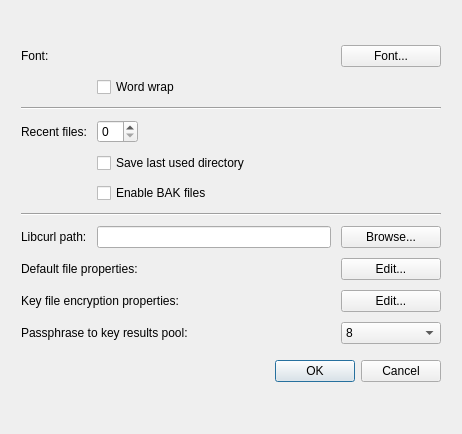
Above: qt_ui/preferences_dialog.ui from evpo/EncryptPad before the change. Below: the same form after it.
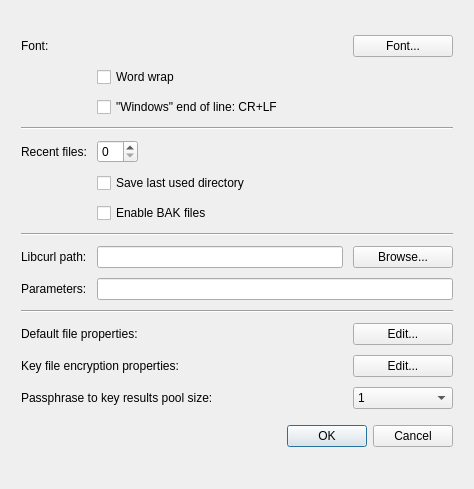
That is the form after the change.

Commit message: 1. Customizable file parameters. 2. Customizable key encryption. 3. Saved S2K results. 4. Refactoring. Needs testing.

Patch:
```diff
--- a/qt_ui/preferences_dialog.ui
+++ b/qt_ui/preferences_dialog.ui
@@ -6,8 +6,8 @@
    <rect>
     <x>0</x>
     <y>0</y>
-    <width>462</width>
-    <height>434</height>
+    <width>474</width>
+    <height>489</height>
    </rect>
   </property>
   <property name="minimumSize">
@@ -16,6 +16,12 @@
     <height>326</height>
    </size>
   </property>
+  <property name="maximumSize">
+   <size>
+    <width>474</width>
+    <height>503</height>
+   </size>
+  </property>
   <property name="windowTitle">
    <string>Preferences</string>
   </property>
@@ -37,7 +43,20 @@
      <property name="spacing">
       <number>10</number>
      </property>
-     <item row="9" column="0" colspan="2">
+     <item row="9" column="0">
+      <widget class="QLabel" name="label_7">
+       <property name="toolTip">
+        <string>Libcurl command line parameters</string>
+       </property>
+       <property name="text">
+        <string>Parameters:</string>
+       </property>
+       <property name="buddy">
+        <cstring>uiLibcurlParameters</cstring>
+       </property>
+      </widget>
+     </item>
+     <item row="12" column="0" colspan="2">
       <layout class="QHBoxLayout" name="horizontalLayout_4">
        <item>
         <widget class="QLabel" name="label_6">
@@ -64,21 +83,21 @@
        </property>
       </widget>
      </item>
-     <item row="7" column="2">
+     <item row="8" column="2">
       <widget class="QPushButton" name="uiLibcurlBrowse">
        <property name="text">
         <string>Browse...</string>
        </property>
       </widget>
      </item>
-     <item row="6" column="0" colspan="3">
+     <item row="7" column="0" colspan="3">
       <widget class="Line" name="line_2">
        <property name="orientation">
         <enum>Qt::Horizontal</enum>
        </property>
       </widget>
      </item>
-     <item row="5" column="1" colspan="2">
+     <item row="6" column="1" colspan="2">
       <widget class="QCheckBox" name="uiEnableBakFiles">
        <property name="text">
         <string>Enable BAK files</string>
@@ -107,7 +126,10 @@
        </property>
       </widget>
      </item>
-     <item row="4" column="1" colspan="2">
+     <item row="8" column="1">
+      <widget class="QLineEdit" name="uiLibcurl"/>
+     </item>
+     <item row="5" column="1" colspan="2">
       <widget class="QCheckBox" name="uiLastUsedDirectory">
        <property name="toolTip">
         <string>Retain last used directory between EncryptPad sessions</string>
@@ -117,7 +139,7 @@
        </property>
       </widget>
      </item>
-     <item row="3" column="1">
+     <item row="4" column="1">
       <layout class="QHBoxLayout" name="layout_2">
        <property name="spacing">
         <number>0</number>
@@ -160,17 +182,14 @@
        </property>
       </widget>
      </item>
-     <item row="7" column="1">
-      <widget class="QLineEdit" name="uiLibcurl"/>
-     </item>
-     <item row="2" column="0" colspan="3">
+     <item row="3" column="0" colspan="3">
       <widget class="Line" name="line">
        <property name="orientation">
         <enum>Qt::Horizontal</enum>
        </property>
       </widget>
      </item>
-     <item row="7" column="0">
+     <item row="8" column="0">
       <widget class="QLabel" name="label_3">
        <property name="toolTip">
         <string>Path to libCURL executable</string>
@@ -183,7 +202,14 @@
        </property>
       </widget>
      </item>
-     <item row="3" column="0">
+     <item row="11" column="2">
+      <widget class="QPushButton" name="uiDefaultFileProperties">
+       <property name="text">
+        <string>Edit...</string>
+       </property>
+      </widget>
+     </item>
+     <item row="4" column="0">
       <widget class="QLabel" name="label_2">
        <property name="sizePolicy">
         <sizepolicy hsizetype="Fixed" vsizetype="Preferred">
@@ -224,14 +250,14 @@
        </property>
       </widget>
      </item>
-     <item row="8" column="2">
-      <widget class="QPushButton" name="uiFileProperties">
+     <item row="12" column="2">
+      <widget class="QPushButton" name="uiEditKeyFileProperties">
        <property name="text">
         <string>Edit...</string>
        </property>
       </widget>
      </item>
-     <item row="11" column="0" colspan="3">
+     <item row="14" column="0" colspan="3">
       <widget class="QDialogButtonBox" name="buttonBox">
        <property name="minimumSize">
         <size>
@@ -250,10 +276,10 @@
        </property>
       </widget>
      </item>
-     <item row="10" column="2">
-      <widget class="QComboBox" name="uiS2KResultsPool">
+     <item row="13" column="2">
+      <widget class="QComboBox" name="uiS2KResultsPoolSize">
        <property name="currentIndex">
-        <number>2</number>
+        <number>0</number>
        </property>
        <item>
         <property name="text">
@@ -282,7 +308,7 @@
        </item>
       </widget>
      </item>
-     <item row="8" column="0" colspan="2">
+     <item row="11" column="0" colspan="2">
       <layout class="QHBoxLayout" name="horizontalLayout_2">
        <item>
         <widget class="QLabel" name="label_4">
@@ -296,7 +322,7 @@
        </item>
       </layout>
      </item>
-     <item row="10" column="0" colspan="2">
+     <item row="13" column="0" colspan="2">
       <layout class="QHBoxLayout" name="horizontalLayout_3">
        <item>
         <widget class="QLabel" name="label_5">
@@ -304,7 +330,7 @@
           <string>This controls how many times you can save without entering a passphrase</string>
          </property>
          <property name="text">
-          <string>Passphrase to key results pool:</string>
+          <string>Passphrase to key results pool size:</string>
          </property>
          <property name="buddy">
           <cstring>uiS2KResultsPool</cstring>
@@ -313,10 +339,27 @@
        </item>
       </layout>
      </item>
-     <item row="9" column="2">
-      <widget class="QPushButton" name="uiEditKeyFileProperties">
+     <item row="9" column="1" colspan="2">
+      <layout class="QHBoxLayout" name="horizontalLayout">
+       <item>
+        <widget class="QLineEdit" name="uiLibcurlParameters"/>
+       </item>
+      </layout>
+     </item>
+     <item row="10" column="0" colspan="3">
+      <widget class="Line" name="line_3">
+       <property name="orientation">
+        <enum>Qt::Horizontal</enum>
+       </property>
+      </widget>
+     </item>
+     <item row="2" column="1">
+      <widget class="QCheckBox" name="uiWindowsEol">
+       <property name="toolTip">
+        <string>&quot;Windows&quot; end of line: CR+LF</string>
+       </property>
        <property name="text">
-        <string>Edit...</string>
+        <string>&quot;Windows&quot; end of line: CR+LF</string>
        </property>
       </widget>
      </item>
```
Left out of the diff: 64 changed lines with no effect on the pictures. The commit also changes 13 other files.
